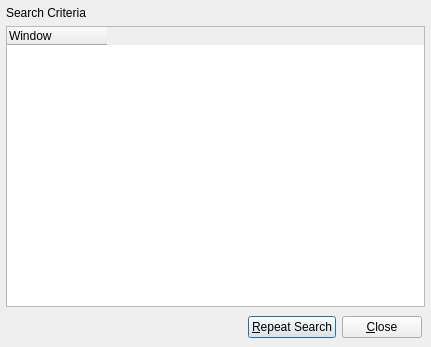
The window that src/forms/SearchResultsWindow.ui (WindowDetective/WindowDetective) describes before a commit, drawn with Qt 5.
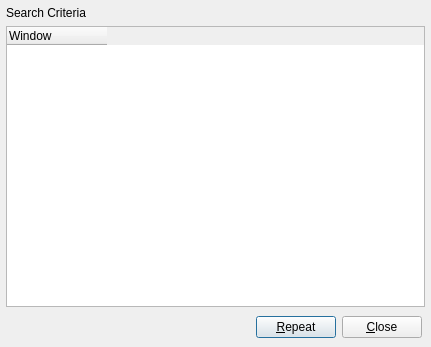
The same window after the commit. Icons and pictures are not drawn. Custom widgets are drawn as their Qt base class.

What changed in the file:
```diff
--- a/src/forms/SearchResultsWindow.ui
+++ b/src/forms/SearchResultsWindow.ui
@@ -82,7 +82,7 @@
       <item>
        <widget class="QPushButton" name="repeatButton">
         <property name="text">
-         <string>&amp;Repeat Search</string>
+         <string>&amp;Repeat</string>
         </property>
        </widget>
       </item>
```
Left out of the diff: 11 changed lines with no effect on the pictures.
